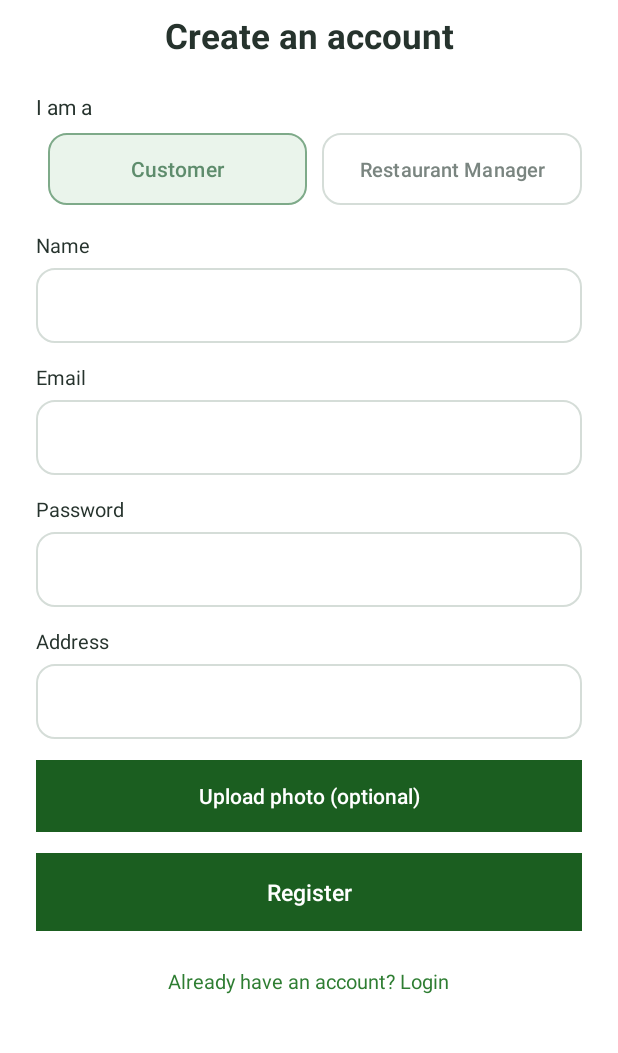
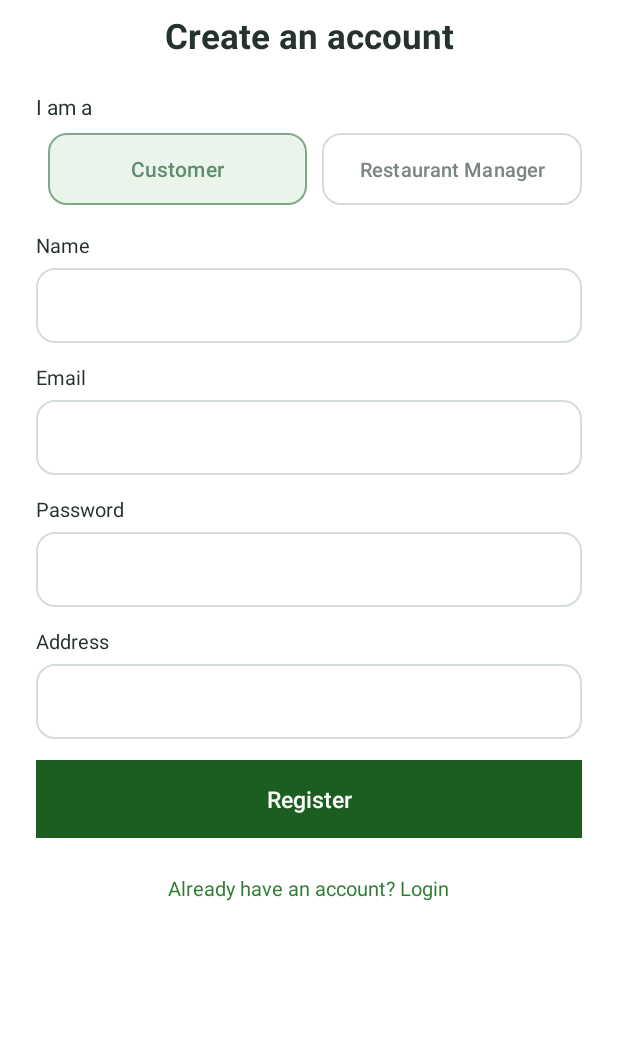
Before and after one commit to shalomgeorge97/grabngo, an Android app: the Register screen opened directly, with no data from a screen before it, on a phone screen of 412 x 824 dp, the part 111-1164 px from its top. Run offline under Robolectric (Android 15) with nearby library versions, the phone set to English and light mode, and no system bars.

Commit message:
Remove profile photo elements from registration

```diff
--- a/app/src/main/java/com/example/grabngo/Register.java
+++ b/app/src/main/java/com/example/grabngo/Register.java
@@ -65,8 +65,6 @@ public class Register extends Activity {
         edtRestaurantCity =
                 findViewById(R.id.edtRegisterRestaurantCity);
 
-        Button btnUploadPhoto =
-                findViewById(R.id.btnRegisterUploadPhoto);
 
         btnRegister = findViewById(R.id.btnRegister);
 
@@ -80,11 +78,6 @@ public class Register extends Activity {
 
         btnManagerRole.setOnClickListener(v ->
                 updateRoleSelection(false));
-
-        btnUploadPhoto.setOnClickListener(v ->
-                Toast.makeText(this,
-                        "Photo upload will be added next.",
-                        Toast.LENGTH_SHORT).show());
 
         btnRegister.setOnClickListener(v ->
                 validateRegistration());
--- a/app/src/main/res/layout/activity_register.xml
+++ b/app/src/main/res/layout/activity_register.xml
@@ -254,19 +254,6 @@
         </LinearLayout>
 
 
-        <Button
-            android:id="@+id/btnRegisterUploadPhoto"
-            android:layout_width="match_parent"
-            android:layout_height="48dp"
-            android:layout_marginTop="14dp"
-            android:background="@color/primary_dark"
-            android:backgroundTint="@null"
-            android:stateListAnimator="@null"
-            android:text="@string/register_upload_photo"
-            android:textAllCaps="false"
-            android:textColor="@color/white"
-            android:textSize="14sp"
-            tools:ignore="VisualLintButtonSize,TextContrastCheck" />
 
         <Button
             android:id="@+id/btnRegister"
--- a/app/src/main/res/values/strings.xml
+++ b/app/src/main/res/values/strings.xml
@@ -24,7 +24,6 @@
     <string name="register_role_prompt">I am a</string>
     <string name="role_customer">Customer</string>
     <string name="role_manager">Restaurant Manager</string>
-    <string name="register_upload_photo">Upload photo (optional)</string>
     <string name="register_login_link">Already have an account? Login</string>
 
     <string name="label_restaurant_name">Restaurant Name</string>
```
